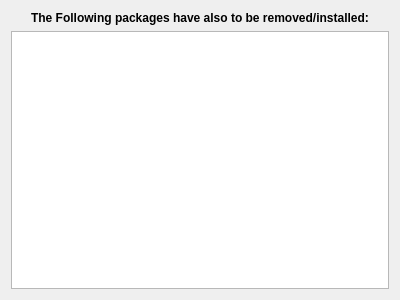
Old version of the form AddRm/KpkRequirements.ui in the repository KDE/apper.
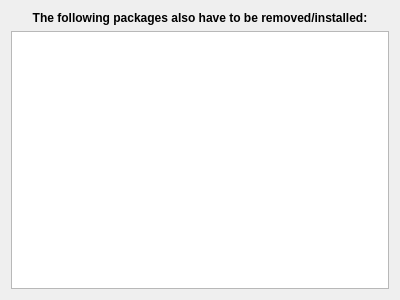
New version of the form.

The edit to the form file:
```diff
--- a/AddRm/KpkRequirements.ui
+++ b/AddRm/KpkRequirements.ui
@@ -19,7 +19,7 @@
       </font>
      </property>
      <property name="text" >
-      <string>The Following packages have also to be removed/installed:</string>
+      <string>The following packages also have to be removed/installed:</string>
      </property>
      <property name="textFormat" >
       <enum>Qt::AutoText</enum>
```
